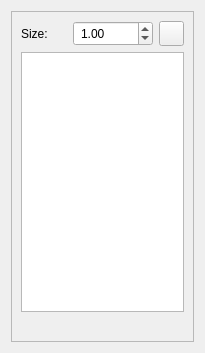
This is starter/FENGSim/Mesh/MeshDockWidget.ui in OpenDigitalTwin-Dev/FENGSim as Qt 5 draws it before an edit. The edited form follows.
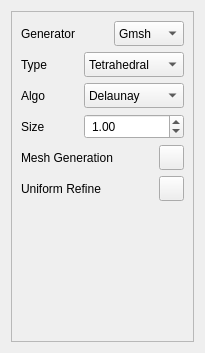
This is the edited form. Icons and pictures are not drawn.

What changed in the file:
```diff
--- a/starter/FENGSim/Mesh/MeshDockWidget.ui
+++ b/starter/FENGSim/Mesh/MeshDockWidget.ui
@@ -23,9 +23,181 @@
       <enum>QFrame::Raised</enum>
      </property>
      <layout class="QVBoxLayout" name="verticalLayout_2">
+      <item>
+       <layout class="QHBoxLayout" name="horizontalLayout_2">
+        <property name="rightMargin">
+         <number>0</number>
+        </property>
+        <item>
+         <widget class="QLabel" name="label_4">
+          <property name="minimumSize">
+           <size>
+            <width>0</width>
+            <height>25</height>
+           </size>
+          </property>
+          <property name="maximumSize">
+           <size>
+            <width>16777215</width>
+            <height>25</height>
+           </size>
+          </property>
+          <property name="font">
+           <font>
+            <pointsize>9</pointsize>
+           </font>
+          </property>
+          <property name="text">
+           <string>Generator</string>
+          </property>
+         </widget>
+        </item>
+        <item>
+         <spacer name="horizontalSpacer_5">
+          <property name="orientation">
+           <enum>Qt::Horizontal</enum>
+          </property>
+          <property name="sizeHint" stdset="0">
+           <size>
+            <width>40</width>
+            <height>20</height>
+           </size>
+          </property>
+         </spacer>
+        </item>
+        <item>
+         <widget class="QComboBox" name="comboBox_2">
+          <property name="minimumSize">
+           <size>
+            <width>70</width>
+            <height>25</height>
+           </size>
+          </property>
+          <property name="maximumSize">
+           <size>
+            <width>70</width>
+            <height>25</height>
+           </size>
+          </property>
+          <property name="font">
+           <font>
+            <pointsize>9</pointsize>
+           </font>
+          </property>
+          <item>
+           <property name="text">
+            <string>Gmsh</string>
+           </property>
+          </item>
+          <item>
+           <property name="text">
+            <string>Smesh</string>
+           </property>
+          </item>
+         </widget>
+        </item>
+       </layout>
+      </item>
       <item>
        <layout class="QGridLayout" name="gridLayout_2">
-        <item row="0" column="1">
+        <item row="3" column="0">
+         <widget class="QLabel" name="label">
+          <property name="minimumSize">
+           <size>
+            <width>0</width>
+            <height>25</height>
+           </size>
+          </property>
+          <property name="maximumSize">
+           <size>
+            <width>16777215</width>
+            <height>25</height>
+           </size>
+          </property>
+          <property name="font">
+           <font>
+            <pointsize>9</pointsize>
+           </font>
+          </property>
+          <property name="text">
+           <string>Size</string>
+          </property>
+         </widget>
+        </item>
+        <item row="2" column="0">
+         <widget class="QLabel" name="label_5">
+          <property name="minimumSize">
+           <size>
+            <width>0</width>
+            <height>25</height>
+           </size>
+          </property>
+          <property name="maximumSize">
+           <size>
+            <width>16777215</width>
+            <height>25</height>
+           </size>
+          </property>
+          <property name="font">
+           <font>
+            <pointsize>9</pointsize>
+           </font>
+          </property>
+          <property name="text">
+           <string>Algo</string>
+          </property>
+         </widget>
+        </item>
+        <item row="1" column="1">
+         <widget class="QComboBox" name="comboBox">
+          <property name="minimumSize">
+           <size>
+            <width>100</width>
+            <height>25</height>
+           </size>
+          </property>
+          <property name="maximumSize">
+           <size>
+            <width>100</width>
+            <height>25</height>
+           </size>
+          </property>
+          <property name="font">
+           <font>
+            <pointsize>9</pointsize>
+           </font>
+          </property>
+          <item>
+           <property name="text">
+            <string>Tetrahedral</string>
+           </property>
+          </item>
+          <item>
+           <property name="text">
+            <string>Hexahedral</string>
+           </property>
+          </item>
+         </widget>
+        </item>
+        <item row="1" column="0">
+         <widget class="QLabel" name="label_2">
+          <property name="minimumSize">
+           <size>
+            <width>0</width>
+            <height>25</height>
+           </size>
+          </property>
+          <property name="font">
+           <font>
+            <pointsize>9</pointsize>
+           </font>
+          </property>
+          <property name="text">
+           <string>Type</string>
+          </property>
+         </widget>
+        </item>
+        <item row="3" column="1">
          <widget class="QDoubleSpinBox" name="doubleSpinBox">
           <property name="sizePolicy">
            <sizepolicy hsizetype="Preferred" vsizetype="Preferred">
@@ -35,13 +207,13 @@
           </property>
           <property name="minimumSize">
            <size>
-            <width>80</width>
+            <width>100</width>
             <height>25</height>
            </size>
           </property>
           <property name="maximumSize">
            <size>
-            <width>80</width>
+            <width>100</width>
             <height>25</height>
            </size>
           </property>
@@ -61,31 +233,67 @@
           </property>
          </widget>
         </item>
-        <item row="0" column="0">
-         <widget class="QLabel" name="label">
+        <item row="2" column="1">
+         <widget class="QComboBox" name="comboBox_3">
           <property name="minimumSize">
            <size>
-            <width>0</width>
+            <width>100</width>
             <height>25</height>
            </size>
           </property>
           <property name="maximumSize">
            <size>
-            <width>16777215</width>
+            <width>100</width>
             <height>25</height>
            </size>
           </property>
+          <property name="font">
+           <font>
+            <pointsize>9</pointsize>
+           </font>
+          </property>
+          <item>
+           <property name="text">
+            <string>Delaunay</string>
+           </property>
+          </item>
+          <item>
+           <property name="text">
+            <string>Frontal</string>
+           </property>
+          </item>
+         </widget>
+        </item>
+       </layout>
+      </item>
+      <item>
+       <layout class="QHBoxLayout" name="horizontalLayout_3">
+        <item>
+         <widget class="QLabel" name="label_6">
           <property name="font">
            <font>
             <pointsize>9</pointsize>
            </font>
           </property>
           <property name="text">
-           <string>Size:</string>
+           <string>Mesh Generation</string>
           </property>
          </widget>
         </item>
-        <item row="0" column="2">
+        <item>
+         <spacer name="horizontalSpacer_3">
+          <property name="orientation">
+           <enum>Qt::Horizontal</enum>
+          </property>
+          <property name="sizeHint" stdset="0">
+           <size>
+            <width>40</width>
+            <height>20</height>
+           </size>
+          </property>
+         </spacer>
+        </item>
+        <item>
          <widget class="QPushButton" name="pushButton">
           <property name="minimumSize">
            <size>
@@ -124,26 +332,56 @@
        </layout>
       </item>
       <item>
-       <widget class="QTableWidget" name="tableWidget">
-        <property name="minimumSize">
-         <size>
-          <width>0</width>
-          <height>250</height>
-         </size>
-        </property>
-        <attribute name="horizontalHeaderVisible">
-         <bool>false</bool>
-        </attribute>
-        <attribute name="horizontalHeaderHighlightSections">
-         <bool>false</bool>
-        </attribute>
-        <attribute name="verticalHeaderVisible">
-         <bool>false</bool>
-        </attribute>
-        <attribute name="verticalHeaderHighlightSections">
-         <bool>false</bool>
-        </attribute>
-       </widget>
+       <layout class="QHBoxLayout" name="horizontalLayout">
+        <item>
+         <widget class="QLabel" name="label_3">
+          <property name="font">
+           <font>
+            <pointsize>9</pointsize>
+           </font>
+          </property>
+          <property name="text">
+           <string>Uniform Refine</string>
+          </property>
+         </widget>
+        </item>
+        <item>
+         <spacer name="horizontalSpacer">
+          <property name="orientation">
+           <enum>Qt::Horizontal</enum>
+          </property>
+          <property name="sizeHint" stdset="0">
+           <size>
+            <width>40</width>
+            <height>20</height>
+           </size>
+          </property>
+         </spacer>
+        </item>
+        <item>
+         <widget class="QPushButton" name="pushButton_2">
+          <property name="minimumSize">
+           <size>
+            <width>25</width>
+            <height>25</height>
+           </size>
+          </property>
+          <property name="maximumSize">
+           <size>
+            <width>25</width>
+            <height>25</height>
+           </size>
+          </property>
+          <property name="text">
+           <string/>
+          </property>
+          <property name="icon">
+           <iconset resource="../CADWindow.qrc">
+            <normaloff>:/cad_wind/figure/cad_wind/ok.png</normaloff>:/cad_wind/figure/cad_wind/ok.png</iconset>
+          </property>
+         </widget>
+        </item>
+       </layout>
       </item>
       <item>
        <spacer name="verticalSpacer">
@@ -151,7 +389,7 @@
          <enum>Qt::Vertical</enum>
         </property>
         <property name="sizeType">
-         <enum>QSizePolicy::Fixed</enum>
+         <enum>QSizePolicy::Expanding</enum>
         </property>
         <property name="sizeHint" stdset="0">
          <size>
```
